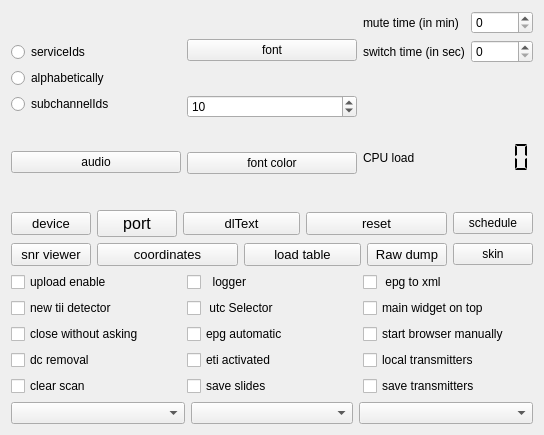
Qt form qt-dab-RC/forms-v7/config-helper.ui (JvanKatwijk/qt-dab) before a commit.
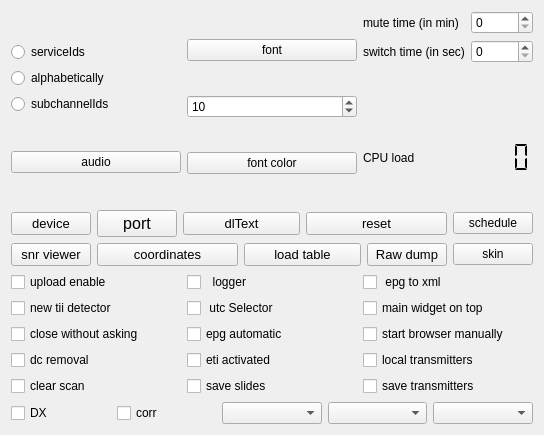
The same form after that commit. Custom widgets are drawn as their Qt base class.

The edit to the form file:
```diff
--- a/qt-dab-RC/forms-v7/config-helper.ui
+++ b/qt-dab-RC/forms-v7/config-helper.ui
@@ -511,6 +511,20 @@
    </item>
    <item>
     <layout class="QHBoxLayout" name="horizontalLayout_3">
+     <item>
+      <widget class="QCheckBox" name="dxSelector">
+       <property name="text">
+        <string>DX</string>
+       </property>
+      </widget>
+     </item>
+     <item>
+      <widget class="QCheckBox" name="correlationSelector">
+       <property name="text">
+        <string>corr</string>
+       </property>
+      </widget>
+     </item>
      <item>
       <widget class="smallComboBox" name="decoderSelector">
        <property name="toolTip">
```
